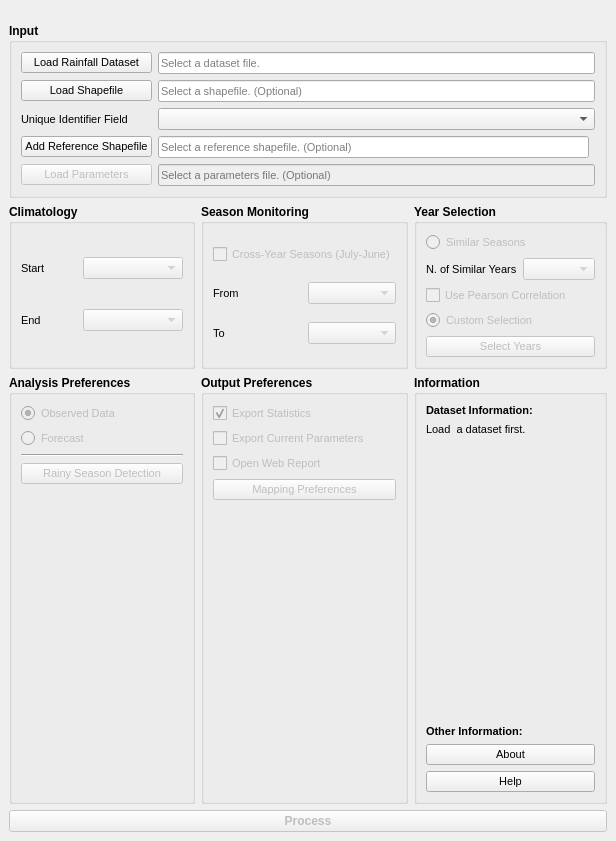
Old version of the form ui/smpg_dialog_base.ui in the repository JuanPDiazL/SMPG.
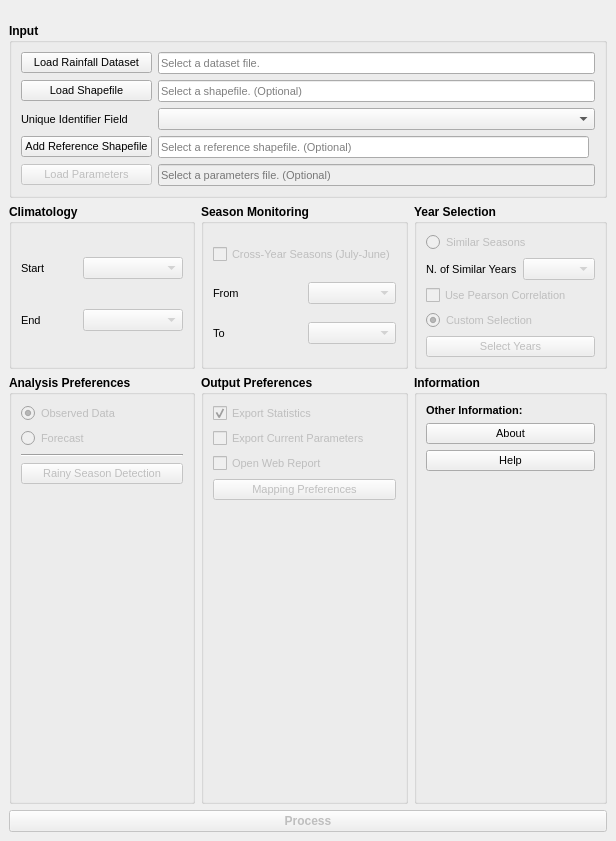
New version of the form. Icons and pictures are not drawn.

Commit message: remove dataset information from the main window

What changed in the file:
```diff
--- a/ui/smpg_dialog_base.ui
+++ b/ui/smpg_dialog_base.ui
@@ -791,40 +791,7 @@
         </property>
         <layout class="QGridLayout" name="gridLayout_11">
          <item row="1" column="0">
-          <widget class="QLabel" name="datasetInfoLabel">
-           <property name="font">
-            <font>
-             <pointsize>8</pointsize>
-             <weight>50</weight>
-             <bold>false</bold>
-            </font>
-           </property>
-           <property name="text">
-            <string>Load  a dataset first.
-
-
-
-
-</string>
-           </property>
-          </widget>
-         </item>
-         <item row="5" column="0">
-          <widget class="QPushButton" name="helpButton">
-           <property name="font">
-            <font>
-             <pointsize>8</pointsize>
-             <weight>50</weight>
-             <bold>false</bold>
-            </font>
-           </property>
-           <property name="text">
-            <string>Help</string>
-           </property>
-          </widget>
-         </item>
-         <item row="0" column="0">
-          <widget class="QLabel" name="label_3">
+          <widget class="QLabel" name="label_4">
            <property name="font">
             <font>
              <pointsize>8</pointsize>
@@ -833,11 +800,11 @@
             </font>
            </property>
            <property name="text">
-            <string>Dataset Information:</string>
+            <string>Other Information:</string>
            </property>
           </widget>
          </item>
-         <item row="2" column="0">
+         <item row="4" column="0">
           <spacer name="verticalSpacer">
            <property name="orientation">
             <enum>Qt::Vertical</enum>
@@ -851,20 +818,20 @@
           </spacer>
          </item>
          <item row="3" column="0">
-          <widget class="QLabel" name="label_4">
+          <widget class="QPushButton" name="helpButton">
            <property name="font">
             <font>
              <pointsize>8</pointsize>
-             <weight>75</weight>
-             <bold>true</bold>
+             <weight>50</weight>
+             <bold>false</bold>
             </font>
            </property>
            <property name="text">
-            <string>Other Information:</string>
+            <string>Help</string>
            </property>
           </widget>
          </item>
-         <item row="4" column="0">
+         <item row="2" column="0">
           <widget class="QPushButton" name="aboutButton">
            <property name="font">
             <font>
```
The commit also changes 1 other file.
